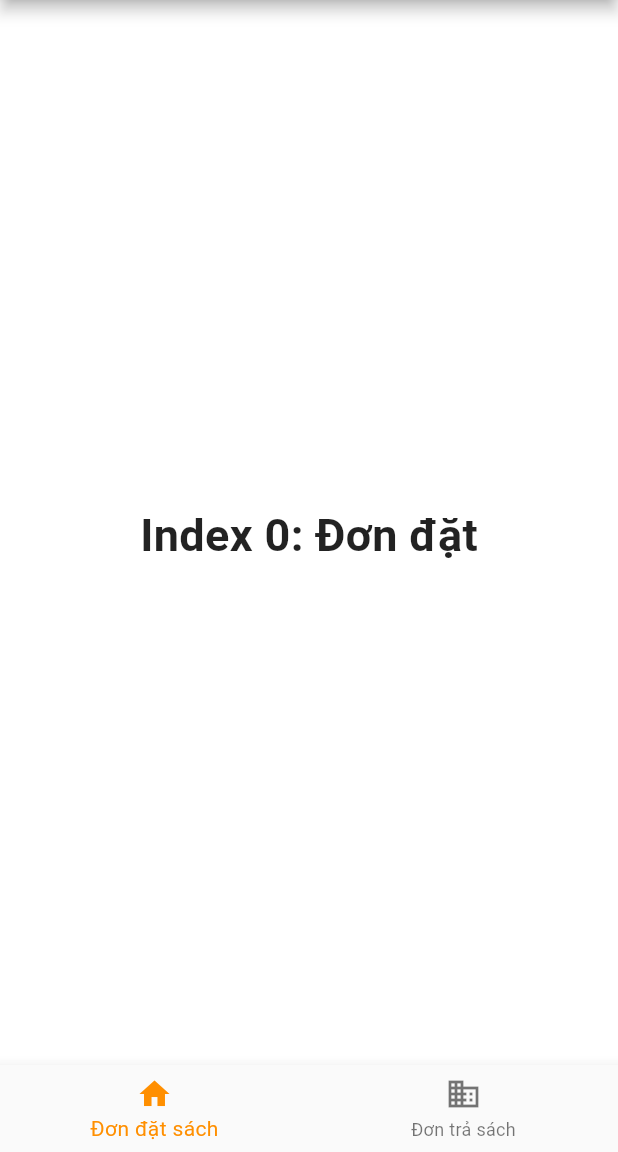
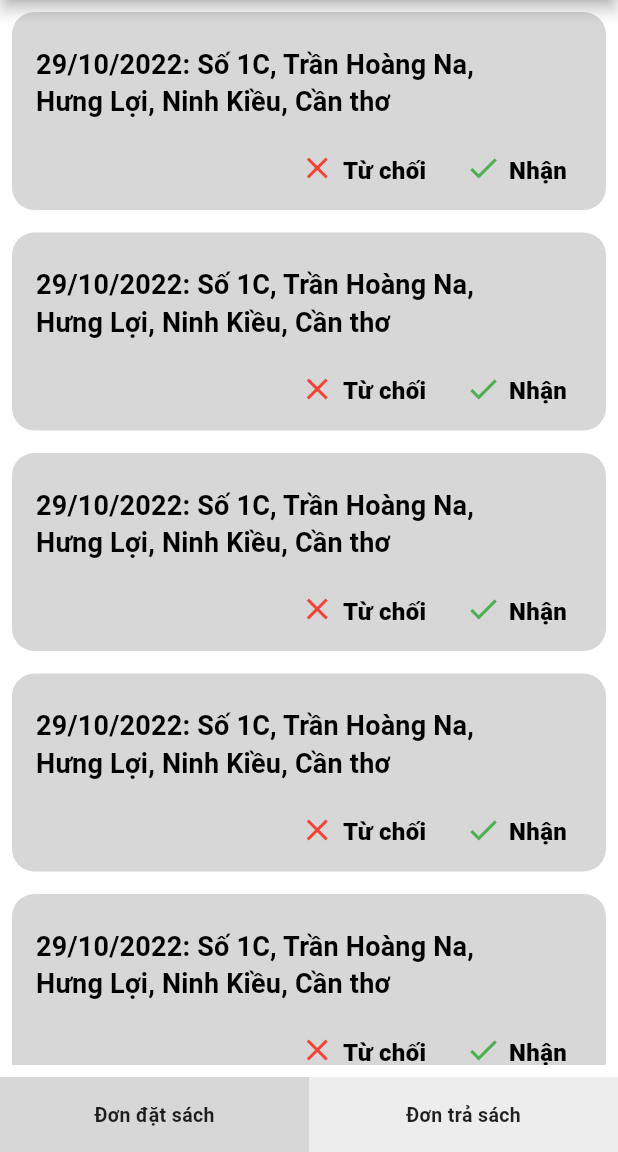
Before and after one commit to KIET1996/library_online, a Flutter app: the OrderPage screen opened directly, on a phone screen of 412 x 824 dp, the part 84-1236 px from its top. Run offline on Flutter 3.47's test engine with Material 2 defaults, Android fonts, the phone set to English and light mode, and no system bars; our stand-ins replace get, get_storage, google_fonts; accounts and stored records are empty.

Commit message:
add order and history

```diff
--- a/lib/auth/sceen/login_page.dart
+++ b/lib/auth/sceen/login_page.dart
@@ -1,8 +1,7 @@
-import 'package:flutter/cupertino.dart';
 import 'package:flutter/material.dart';
 import 'package:get/get.dart';
 import 'package:library_online/constants/theme_custom.dart';
-import 'package:library_online/order/screen/order_page.dart';
+import 'package:library_online/order/screens/order_page.dart';
 
 class LoginPage extends StatefulWidget {
   const LoginPage({Key? key}) : super(key: key);
--- a/lib/order/screen/order_page.dart
+++ /dev/null
@@ -1,91 +0,0 @@
-import 'package:flutter/material.dart';
-import 'package:get/get.dart';
-import 'package:get/get_core/src/get_main.dart';
-import 'package:library_online/constants/theme_custom.dart';
-import 'package:library_online/widgets/drawer_widget.dart';
-
-class OrderPage extends StatefulWidget {
-  const OrderPage({Key? key}) : super(key: key);
-
-  @override
-  State<OrderPage> createState() => _OrderPageState();
-}
-
-class _OrderPageState extends State<OrderPage> {
-  final GlobalKey<ScaffoldState> _scaffoldKey = GlobalKey<ScaffoldState>();
-
-  int _selectedIndex = 0;
-  static const TextStyle optionStyle = TextStyle(fontSize: 30, fontWeight: FontWeight.bold);
-  static const List<Widget> _widgetOptions = <Widget>[
-    Text(
-      'Index 0: Đơn đặt',
-      style: optionStyle,
-    ),
-    Text(
-      'Index 1: Đơn trả',
-      style: optionStyle,
-    ),
-  ];
-
-  void _onItemTapped(int index) {
-    setState(() {
-      _selectedIndex = index;
-    });
-  }
-
-  @override
-  Widget build(BuildContext context) {
-    return Scaffold(
-      key: _scaffoldKey,
-      drawer: const DrawerWidget(),
-      drawerEnableOpenDragGesture: false,
-      backgroundColor: Get.theme.colorScheme.secondaryColor,
-      appBar: AppBar(
-        leading: IconButton(
-            onPressed: (){
-              _scaffoldKey.currentState?.openDrawer();
-            },
-            icon: Icon(Icons.menu, size: 30, color: Colors.black,)
-        ),
-        actions: [
-          Padding(
-            padding: const EdgeInsets.only(right: 20.0),
-            child: Column(
-              mainAxisAlignment: MainAxisAlignment.center,
-              children: const [
-                Text(
-                  "Phạm Thị Phụng",
-                  style: TextStyle(
-                    color: Colors.black,
-                    fontSize: 13,
-                    fontWeight: FontWeight.bold
-                  ),
-                ),
-              ],
-            ),
-          )
-        ],
-      ),
-      body: SafeArea(
-          child: Center(
-            child: _widgetOptions.elementAt(_selectedIndex),
-          ),
-      ),
-      bottomNavigationBar: BottomNavigationBar(
-        items: const <BottomNavigationBarItem>[
-          BottomNavigationBarItem(
-            icon: Icon(Icons.home),
-            label: 'Đơn đặt sách',
-          ),
-          BottomNavigationBarItem(
-            icon: Icon(Icons.business),
-            label: 'Đơn trả sách',
-          ),
-        ],
-        currentIndex: _selectedIndex,
-        selectedItemColor: Colors.amber[800],
-        onTap: _onItemTapped,
-      ),
-    );
-  }
-}
--- /dev/null
+++ b/lib/order/screens/delivery_order_page.dart
@@ -0,0 +1,26 @@
+import 'package:flutter/material.dart';
+import 'package:library_online/widgets/order_widget.dart';
+
+class DeliveryOrderPage extends StatefulWidget {
+  const DeliveryOrderPage({Key? key}) : super(key: key);
+
+  @override
+  State<DeliveryOrderPage> createState() => _DeliveryOrderPageState();
+}
+
+class _DeliveryOrderPageState extends State<DeliveryOrderPage> {
+  bool isSuccess = true;
+
+  @override
+  Widget build(BuildContext context) {
+    return Padding(
+      padding: const EdgeInsets.all(8.0),
+      child: ListView.builder(
+          itemCount: 5,
+          itemBuilder: (context, index){
+            return OrderWidget(isSuccess: isSuccess);
+          }
+      ),
+    );
+  }
+}
--- /dev/null
+++ b/lib/order/screens/order_page.dart
@@ -0,0 +1,126 @@
+import 'package:flutter/material.dart';
+import 'package:get/get.dart';
+import 'package:library_online/constants/theme_custom.dart';
+import 'package:library_online/order/screens/delivery_order_page.dart';
+import 'package:library_online/order/screens/receive_order_page.dart';
+import 'package:library_online/widgets/drawer_widget.dart';
+
+class OrderPage extends StatefulWidget {
+  const OrderPage({Key? key}) : super(key: key);
+
+  @override
+  State<OrderPage> createState() => _OrderPageState();
+}
+
+class _OrderPageState extends State<OrderPage> {
+  final GlobalKey<ScaffoldState> _scaffoldKey = GlobalKey<ScaffoldState>();
+  int _selectedIndex = 0;
+  static const List<Widget> _widgetOptions = <Widget>[
+    DeliveryOrderPage(),
+    ReceiveOrderPage(),
+  ];
+
+  @override
+  Widget build(BuildContext context) {
+    return Scaffold(
+      key: _scaffoldKey,
+      drawer: const DrawerWidget(numberPage: 0,),
+      drawerEnableOpenDragGesture: false,
+      backgroundColor: Get.theme.colorScheme.secondaryColor,
+      appBar: AppBar(
+        leading: IconButton(
+            onPressed: (){
+              _scaffoldKey.currentState?.openDrawer();
+            },
+            icon: Icon(Icons.menu, size: 30, color: Colors.black,)
+        ),
+        actions: [
+          Padding(
+            padding: const EdgeInsets.only(right: 20.0),
+            child: Column(
+              mainAxisAlignment: MainAxisAlignment.center,
+              children: const [
+                Text(
+                  "Phạm Thị Phụng",
+                  style: TextStyle(
+                    color: Colors.black,
+                    fontSize: 13,
+                    fontWeight: FontWeight.bold
+                  ),
+                ),
+              ],
+            ),
+          )
+        ],
+      ),
+      body: SafeArea(
+          child: Column(
+            children: [
+              Expanded(
+                child: Center(
+                  child: _widgetOptions.elementAt(_selectedIndex),
+                ),
+              ),
+              Row(
+                mainAxisAlignment: MainAxisAlignment.center,
+                children: [
+                  Expanded(
+                    child: InkWell(
+                      onTap: (){
+                        setState(() {
+                          _selectedIndex = 0;
+                        });
+                      },
+                      child: Container(
+                        constraints: const BoxConstraints(
+                          minHeight: 50
+                        ),
+                        decoration: BoxDecoration(
+                          color: _selectedIndex == 0 ? Get.theme.colorScheme.thirdAccentColor : const Color(0xFFEDEDED),
+                        ),
+                        child: const Center(
+                          child: Text(
+                            "Đơn đặt sách",
+                            style: TextStyle(
+                              fontSize: 13,
+                              fontWeight: FontWeight.bold
+                            ),
+                          ),
+                        ),
+                      ),
+                    ),
+                  ),
+                  Expanded(
+                    child: InkWell(
+                      onTap: (){
+                        setState(() {
+                          _selectedIndex = 1;
+                        });
+                      },
+                      child: Container(
+                        constraints: const BoxConstraints(
+                            minHeight: 50
+                        ),
+                        decoration: BoxDecoration(
+                          color: _selectedIndex == 1 ? Get.theme.colorScheme.thirdAccentColor : const Color(0xFFEDEDED),
+                        ),
+                        child: const Center(
+                          child: Text(
+                            "Đơn trả sách",
+                            style: TextStyle(
+                                fontSize: 13,
+                                fontWeight: FontWeight.bold
+                            ),
+                          ),
+                        ),
+                      ),
+                    ),
+                  ),
+                ],
+              ),
+            ],
+          ),
+      ),
+    );
+  }
+}
--- /dev/null
+++ b/lib/widgets/order_widget.dart
@@ -0,0 +1,138 @@
+import 'package:flutter/material.dart';
+import 'package:get/get.dart';
+import 'package:library_online/constants/theme_custom.dart';
+
+class OrderWidget extends StatelessWidget {
+  const OrderWidget({
+    Key? key,
+    required this.isSuccess,
+  }) : super(key: key);
+
+  final bool isSuccess;
+
+  @override
+  Widget build(BuildContext context) {
+    return Container(
+      margin: const EdgeInsets.only(bottom: 15),
+      padding: const EdgeInsets.all(8),
+      decoration: BoxDecoration(
+        color: Get.theme.colorScheme.thirdAccentColor,
+        borderRadius: BorderRadius.circular(15),
+      ),
+      child: Theme(
+        data: Theme.of(context).copyWith(dividerColor: Colors.transparent),
+        child: Column(
+          children: [
+            ExpansionTile(
+              title: const Text(
+                '29/10/2022: Số 1C, Trần Hoàng Na,  Hưng Lợi, Ninh Kiều, Cần thơ',
+                style: TextStyle(
+                    color: Colors.black,
+                    fontSize: 18
+                ),
+              ),
+              tilePadding: const EdgeInsets.all(8),
+              trailing: const SizedBox(),
+              children:[
+                Padding(
+                  padding: const EdgeInsets.only(left: 8.0),
+                  child: Row(
+                    children: const [
+                      Text("Châu Nhựt Minh"),
+                    ],
+                  ),
+                ),
+                Padding(
+                  padding: const EdgeInsets.only(left: 8.0),
+                  child: Row(
+                    children: const [
+                      Text("SĐT:"),
+                      Text("0123456789:"),
+                    ],
+                  ),
+                ),
+                Padding(
+                  padding: const EdgeInsets.only(left: 8.0),
+                  child: Row(
+                    children: const [
+                      Text("Sách mượn:"),
+                      Text("Những con chim hót trong bụi mận gai:"),
+                    ],
+                  ),
+                ),
+                Padding(
+                  padding: const EdgeInsets.only(left: 8.0),
+                  child: Row(
+                    children: const [
+                      Text("Tình trạng:"),
+                      Text("Chờ xác nhận"),
+                    ],
+                  ),
+                ),
+              ],
+            ),
+            Row(
+                children:[
+                  Expanded(child: Container()),
+                  Container(
+                      padding: const EdgeInsets.all(8),
+                      child: Row(
+                        children: [
+                          const Icon(Icons.clear, color: Colors.red,),
+                          const SizedBox(width: 5,),
+                          isSuccess
+                              ? const Text(
+                            "Từ chối",
+                            style: TextStyle(
+                              fontSize: 16,
+                              fontWeight: FontWeight.w800,
+                              color: Colors.black,
+                            ),
+                          )
+                              : const Text(
+                            "Thất bại",
+                            style: TextStyle(
+                                fontSize: 16,
+                                fontWeight: FontWeight.w800,
+                                color: Colors.black
+                            ),
+                          ),
+                        ],
+                      )
+                  ),
+                  const SizedBox(width: 10,),
+                  Container(
+                    padding: const EdgeInsets.all(8),
+                    child: Row(
+                      children: [
+                        const Icon(Icons.check, color: Colors.green,),
+                        const SizedBox(width: 5,),
+                        isSuccess
+                            ? const Text(
+                          "Nhận",
+                          style: TextStyle(
+                            fontSize: 16,
+                            fontWeight: FontWeight.w800,
+                            color: Colors.black,
+                          ),
+                        )
+                            : const Text(
+                          "Hoàn thành",
+                          style: TextStyle(
+                              fontSize: 16,
+                              fontWeight: FontWeight.w800,
+                              color: Colors.black
+                          ),
+                        ),
+                      ],
+                    )
+                  ),
+                  const SizedBox(width: 10,),
+                ]
+            ),
+          ],
+        ),
+      ),
+    );
+  }
+}
```
Also changed, not shown: lib/history/screens/delivery_history_page.dart (added, +26 -0 lines), lib/history/screens/histories_page.dart (added, +126 -0 lines), lib/history/screens/receive_history_page.dart (added, +25 -0 lines), lib/order/screens/receive_order_page.dart (added, +26 -0 lines), lib/widgets/drawer_widget.dart (+24 -7 lines), lib/widgets/history_widget.dart (added, +110 -0 lines).
